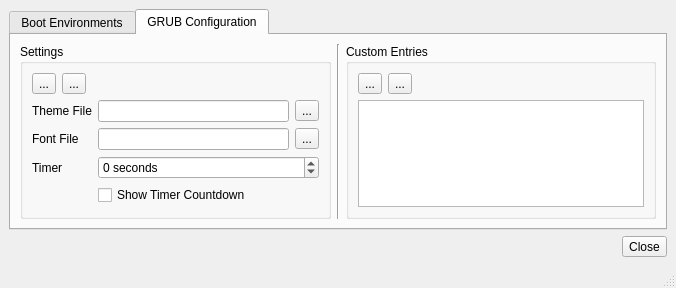
First picture: the form in src-qt4/pc-bootconfig/mainUI.ui, repository trueos/pcbsd, before the edit.
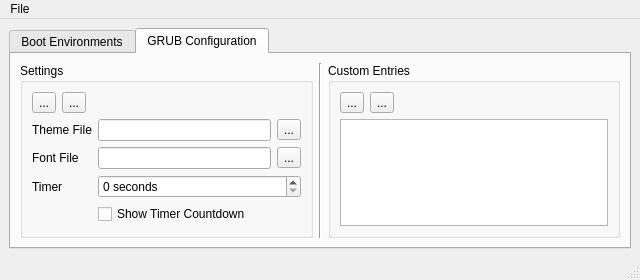
Second picture: the form after the edit. The open tabs and pages were chosen to show the change. Icons and pictures are not drawn.

Commit message: Make the GRUB settings editor have the save/refresh buttons dynamically avilable depending on if there are unsaved changes. Also setup the utility so that if there is ever more than one BE, GRUB will automatically be set to visible mode (with same countdown timer length).

What changed in the file:
```diff
--- a/src-qt4/pc-bootconfig/mainUI.ui
+++ b/src-qt4/pc-bootconfig/mainUI.ui
@@ -6,8 +6,8 @@
    <rect>
     <x>0</x>
     <y>0</y>
-    <width>676</width>
-    <height>286</height>
+    <width>640</width>
+    <height>262</height>
    </rect>
   </property>
   <property name="windowTitle">
@@ -185,7 +185,7 @@
               <string> seconds</string>
              </property>
              <property name="minimum">
-              <number>-1</number>
+              <number>0</number>
              </property>
             </widget>
            </item>
@@ -199,7 +199,11 @@
            <item row="2" column="1">
             <layout class="QHBoxLayout" name="horizontalLayout_3">
              <item>
-              <widget class="QLineEdit" name="line_GRUBfontfile"/>
+              <widget class="QLineEdit" name="line_GRUBfontfile">
+               <property name="statusTip">
+                <string>Font file for GRUB to use</string>
+               </property>
+              </widget>
              </item>
              <item>
               <widget class="QToolButton" name="tool_GRUBfontfile">
@@ -237,7 +241,11 @@
            <item row="1" column="1">
             <layout class="QHBoxLayout" name="horizontalLayout_2">
              <item>
-              <widget class="QLineEdit" name="line_GRUBthemefile"/>
+              <widget class="QLineEdit" name="line_GRUBthemefile">
+               <property name="statusTip">
+                <string>Theme file for GRUB to use</string>
+               </property>
+              </widget>
              </item>
              <item>
               <widget class="QToolButton" name="tool_GRUBthemefile">
@@ -371,40 +379,6 @@
       </widget>
      </widget>
     </item>
-    <item>
-     <layout class="QHBoxLayout" name="horizontalLayout_7">
-      <item>
-       <spacer name="horizontalSpacer_3">
-        <property name="orientation">
-         <enum>Qt::Horizontal</enum>
-        </property>
-        <property name="sizeHint" stdset="0">
-         <size>
-          <width>40</width>
-          <height>20</height>
-         </size>
-        </property>
-       </spacer>
-      </item>
-      <item>
-       <widget class="QToolButton" name="tool_close">
-        <property name="statusTip">
-         <string>Close the window</string>
-        </property>
-        <property name="text">
-         <string>Close</string>
-        </property>
-        <property name="icon">
-         <iconset resource="pc-bootconfig.qrc">
-          <normaloff>:/icons/close.png</normaloff>:/icons/close.png</iconset>
-        </property>
-        <property name="toolButtonStyle">
-         <enum>Qt::ToolButtonTextBesideIcon</enum>
-        </property>
-       </widget>
-      </item>
-     </layout>
-    </item>
    </layout>
   </widget>
   <widget class="QMenuBar" name="menubar">
@@ -412,10 +386,17 @@
     <rect>
      <x>0</x>
      <y>0</y>
-     <width>676</width>
+     <width>640</width>
      <height>20</height>
     </rect>
    </property>
+   <widget class="QMenu" name="menuFile">
+    <property name="title">
+     <string>File</string>
+    </property>
+    <addaction name="actionClose"/>
+   </widget>
+   <addaction name="menuFile"/>
   </widget>
   <widget class="QStatusBar" name="statusbar"/>
  </widget>
```
Left out of the diff: 13 changed lines with no effect on the pictures. The commit also changes 2 other files.
